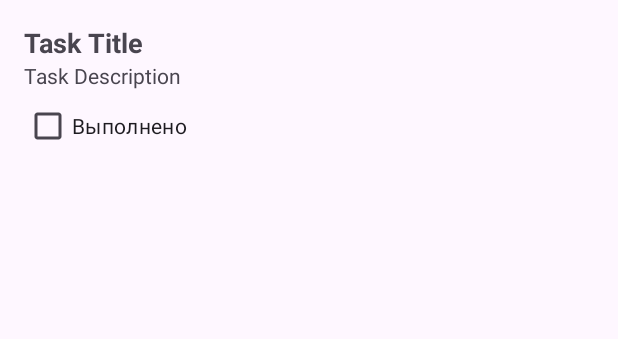
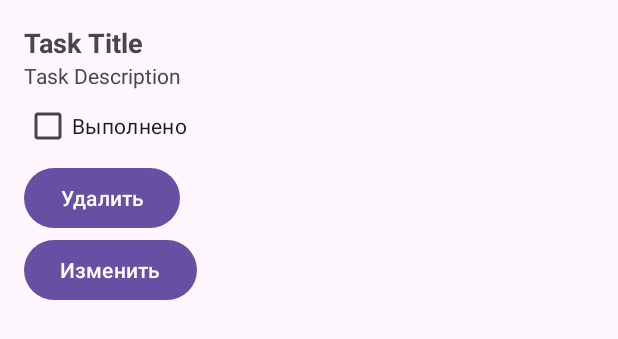
Before and after one commit to daniiiiiiiiiiil/To-do-list, an Android app: the layout activity_task_adapter.xml on its own in the app's theme, with its tools: preview values and no code run, on a phone screen of 412 x 824 dp. Shown: the top 339 px of the screen. Run offline under Robolectric (Android 15) with nearby library versions, the phone set to English and light mode, and no system bars.

Commit message:
Вроде все готово

```diff
--- a/app/src/main/java/com/example/todolist/TaskAdapter.java
+++ b/app/src/main/java/com/example/todolist/TaskAdapter.java
@@ -23,7 +23,7 @@ public class TaskAdapter extends RecyclerView.Adapter<TaskAdapter.TaskViewHolder
     @NonNull
     @Override
     public TaskViewHolder onCreateViewHolder(@NonNull ViewGroup parent, int viewType) {
-        View view = LayoutInflater.from(parent.getContext()).inflate(R.layout.activity_task_adapter, parent, false); // Исправлено: используем task_item.xml
+        View view = LayoutInflater.from(parent.getContext()).inflate(R.layout.activity_task_adapter, parent, false);
         return new TaskViewHolder(view);
     }
 
--- a/app/src/main/res/layout/activity_task_adapter.xml
+++ b/app/src/main/res/layout/activity_task_adapter.xml
@@ -26,4 +26,16 @@
         android:layout_height="wrap_content"
         android:text="Выполнено" />
 
+    <Button
+        android:id="@+id/buttonDeleteTask"
+        android:layout_width="wrap_content"
+        android:layout_height="wrap_content"
+        android:onClick="OnClickDeleteTask"
+        android:text="Удалить" />
+    <Button
+        android:id="@+id/buttonupdateTask"
+        android:layout_width="wrap_content"
+        android:layout_height="wrap_content"
+        android:onClick="updateTask"
+        android:text="Изменить" />
 </LinearLayout>
```
Also changed, not shown: app/src/main/java/com/example/todolist/Task.java (+13 -28 lines), app/src/main/java/com/example/todolist/To_do_list.java (+22 -30 lines), app/src/main/res/layout/activity_main.xml (+4 -4 lines), app/src/main/res/layout/activity_to_do_list.xml (+5 -4 lines).
